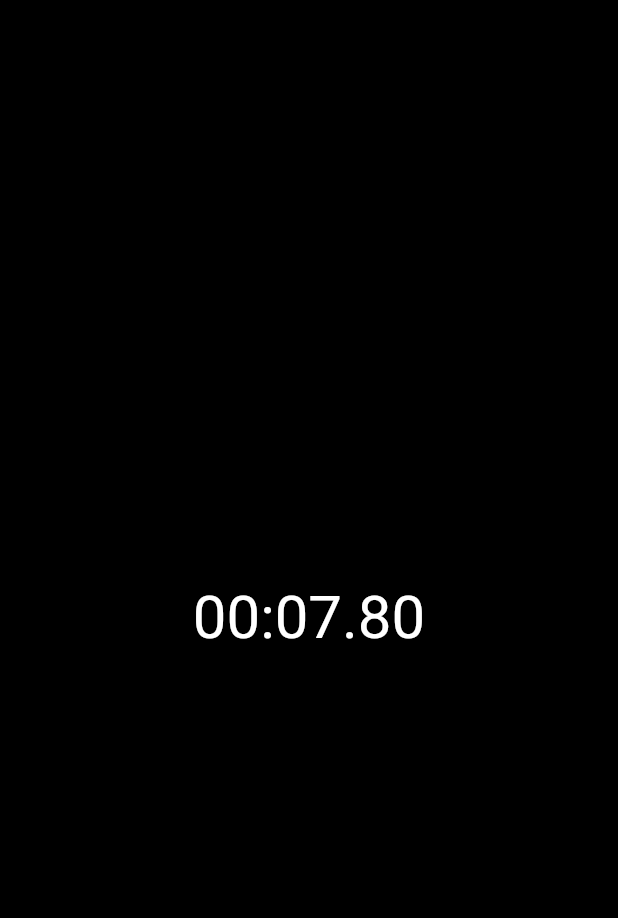
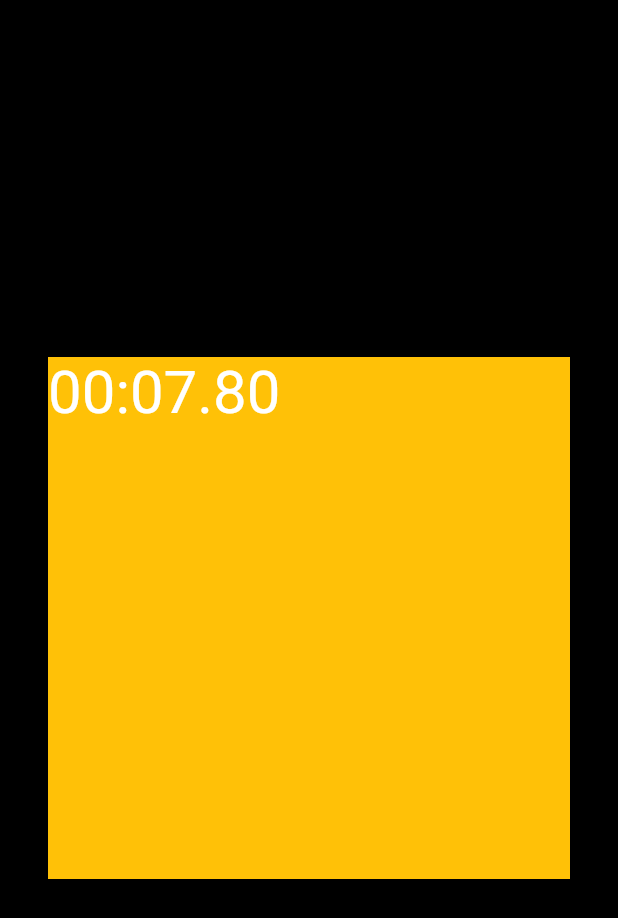
Before and after one commit to abhishek-joflee/clock_demo, a Flutter app: the screen it shows after launch, on a phone screen of 412 x 824 dp. Shown: the top 918 px of the screen. Run offline on Flutter 3.47's test engine with Material 2 defaults, Android fonts, the phone set to English and light mode, and no system bars.

Commit message:
aspectRatio & stack given

```diff
--- a/lib/main.dart
+++ b/lib/main.dart
@@ -29,7 +29,14 @@ class MyHomePage extends StatelessWidget {
       value: SystemUiOverlayStyle.light,
       child: Scaffold(
         body: Center(
-          child: MyStopwatch(),
+          child: Padding(
+            padding: EdgeInsets.all(32.0),
+            // aspectRatio is width / height (put 1 if you want square)
+            child: AspectRatio(
+              aspectRatio: 1,
+              child: MyStopwatch(),
+            ),
+          ),
         ),
       ),
     );
--- a/lib/ui/stopwatch_renderer.dart
+++ b/lib/ui/stopwatch_renderer.dart
@@ -9,6 +9,11 @@ class StopwatchRenderer extends StatelessWidget {
 
   @override
   Widget build(BuildContext context) {
-    return ElapsedTimeTextBasic(elapsed: elapsed);
+    return Stack(
+      children: [
+        Container(color: Colors.amber),
+        ElapsedTimeTextBasic(elapsed: elapsed),
+      ],
+    );
   }
 }
```
